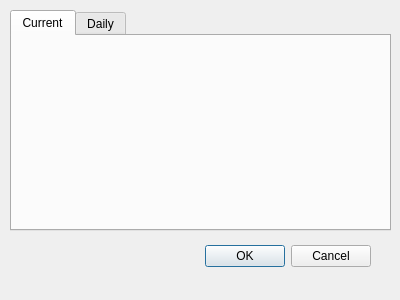
Qt form Weather.ui (Aerospace91/WeatherApp) before a commit.
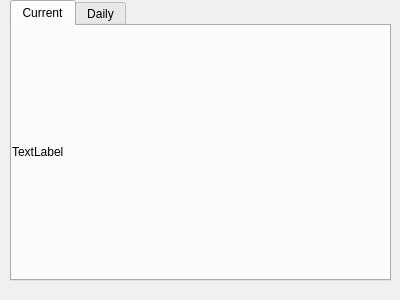
The same form after that commit. The open tabs and pages were chosen to show the change.

Commit message: Figuring out QT Designer import, reference is python translation of XML import. Adding weather data to multiple tabs

The edit to the form file:
```diff
--- a/Weather.ui
+++ b/Weather.ui
@@ -13,29 +13,13 @@
   <property name="windowTitle">
    <string>Dialog</string>
   </property>
-  <widget class="QDialogButtonBox" name="buttonBox">
-   <property name="geometry">
-    <rect>
-     <x>30</x>
-     <y>240</y>
-     <width>341</width>
-     <height>32</height>
-    </rect>
-   </property>
-   <property name="orientation">
-    <enum>Qt::Horizontal</enum>
-   </property>
-   <property name="standardButtons">
-    <set>QDialogButtonBox::Cancel|QDialogButtonBox::Ok</set>
-   </property>
-  </widget>
   <widget class="QTabWidget" name="tabWidget">
    <property name="geometry">
     <rect>
      <x>10</x>
-     <y>10</y>
+     <y>0</y>
      <width>381</width>
-     <height>221</height>
+     <height>281</height>
     </rect>
    </property>
    <property name="currentIndex">
@@ -45,6 +29,19 @@
     <attribute name="title">
      <string>Current</string>
     </attribute>
+    <widget class="QLabel" name="label">
+     <property name="geometry">
+      <rect>
+       <x>0</x>
+       <y>0</y>
+       <width>371</width>
+       <height>251</height>
+      </rect>
+     </property>
+     <property name="text">
+      <string>TextLabel</string>
+     </property>
+    </widget>
    </widget>
    <widget class="QWidget" name="daily">
     <attribute name="title">
```
Left out of the diff: 56 changed lines with no effect on the pictures. The commit also changes 2 other files.
